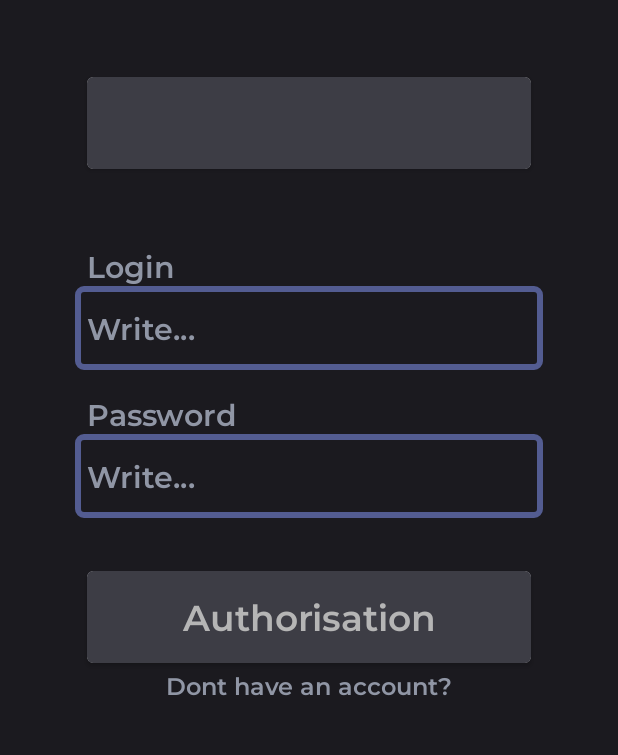
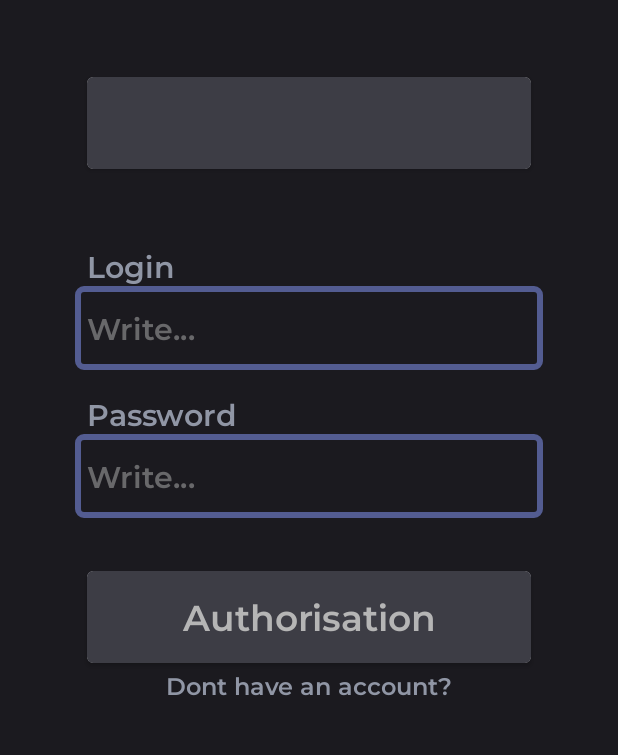
Before and after one commit to Kirixo/NyaCawa, an Android app: the Authorization screen opened through its navigation route, on a phone screen of 412 x 824 dp, the part 268-1023 px from its top. Run offline under Robolectric (Android 15) with nearby library versions, the phone set to English and light mode, and no system bars.

Commit message:
Minor fixes

```diff
--- a/app/src/main/java/com/project/nyacawa/presentation/ui/views/EditTextField.kt
+++ b/app/src/main/java/com/project/nyacawa/presentation/ui/views/EditTextField.kt
@@ -31,17 +31,10 @@ class EditTextField(
         if (attrs == null) return
         val typedArray = context.obtainStyledAttributes(attrs, R.styleable.EditTextField, defStyleAttr, defStyleRes)
 
-        val text = typedArray.getText(R.styleable.EditTextField_text)
-        setText(text);
-
         val label = typedArray.getText(R.styleable.EditTextField_label)
         setLabel(label);
 
         typedArray.recycle();
-    }
-
-    private fun setText(text: CharSequence?) {
-        binding.inputText.setText(text)
     }
 
     fun setLabel(text: CharSequence?){
```
